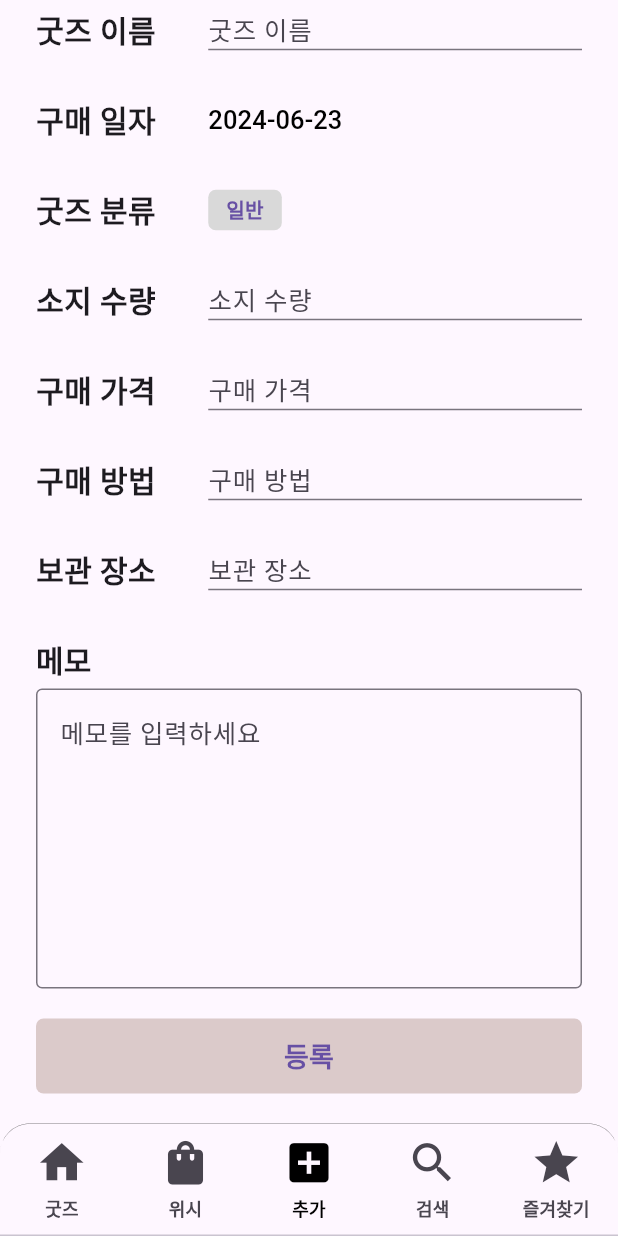
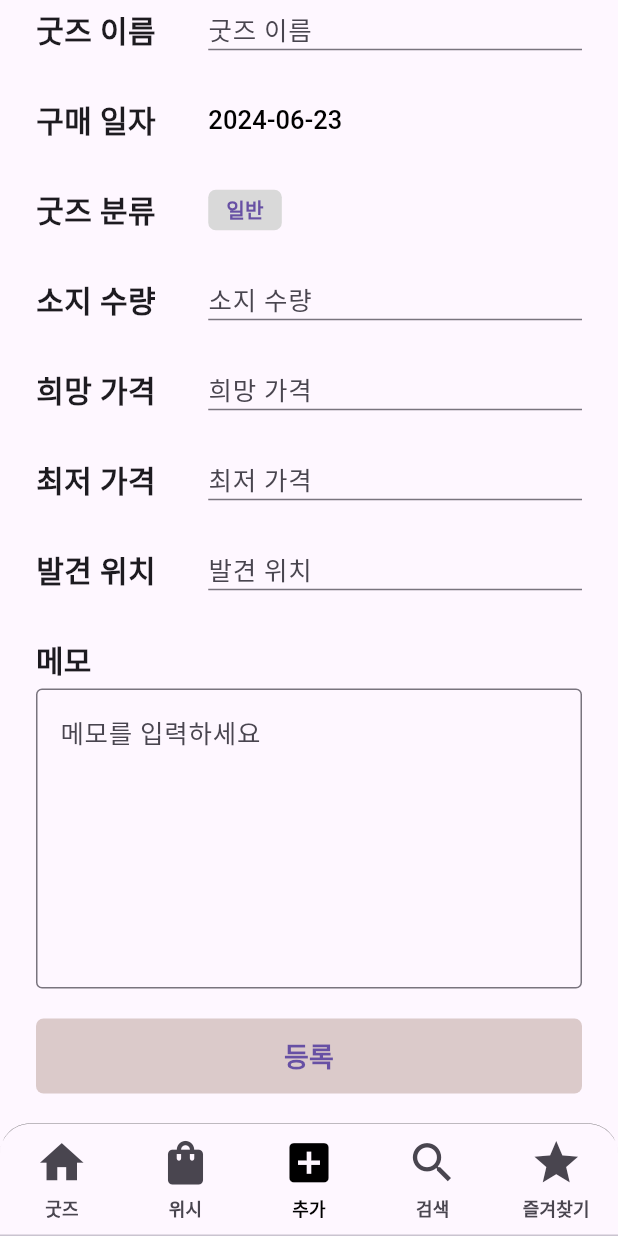
Before and after one commit to ParkGiraffe/goodwishes, a Flutter app: the screen it shows after launch, item 3 of the bottom bar chosen, scrolled down 537 dp, on a phone screen of 412 x 824 dp. Run offline on Flutter 3.47's test engine with Material 3 defaults, Android fonts, the phone set to English and light mode, and no system bars; our stand-ins replace hive, hive_flutter, image_picker; accounts and stored records are empty.

Commit message:
Feat: 위시 추가페이지 구현 중

```diff
--- a/lib/main.dart
+++ b/lib/main.dart
@@ -3,6 +3,7 @@ import 'package:flutter/services.dart';
 import 'package:goodwishes/Providers/category_model.dart';
 import 'package:goodwishes/Providers/goods_model.dart';
 import 'package:goodwishes/Providers/profile_model.dart';
+import 'package:goodwishes/Providers/wish_model.dart';
 import 'package:goodwishes/pages/add_goods_page.dart';
 import 'package:goodwishes/pages/favorite_page.dart';
 import 'package:goodwishes/pages/search_page.dart';
@@ -44,6 +45,9 @@ void main() async {
         ChangeNotifierProvider(
           create: (BuildContext context) => ProfiletProvider(),
         ),
+        ChangeNotifierProvider(
+          create: (BuildContext context) => WishListProvider(),
+        ),
       ],
       child: const MyApp(),
     ),
--- a/lib/pages/add_goods_page.dart
+++ b/lib/pages/add_goods_page.dart
@@ -1,6 +1,7 @@
 import 'package:flutter/material.dart';
 import 'package:goodwishes/constants/ui_numbers.dart';
 import 'package:goodwishes/widgets/add_goods_list.dart';
+import 'package:goodwishes/widgets/add_wish_list.dart';
 import 'package:goodwishes/widgets/top_with_profile.dart';
 
 class AddGoodsPage extends StatelessWidget {
@@ -26,7 +27,8 @@ class AddGoodsPage extends StatelessWidget {
           SizedBox(
             height: UIDefault.sizedBoxHeight,
           ),
-          AddGoodsList(),
+          // AddGoodsList(),
+          AddWishList(),
         ],
       ),
     );
--- /dev/null
+++ b/lib/widgets/add_wish_list.dart
@@ -0,0 +1,218 @@
+import 'dart:typed_data';
+
+import 'package:flutter/material.dart';
+import 'package:goodwishes/Providers/category_model.dart';
+import 'package:goodwishes/Providers/wish_model.dart';
+import 'package:goodwishes/pages/add_category_page.dart';
+import 'package:goodwishes/pages/submit_dialog.dart';
+import 'package:goodwishes/widgets/add_photo.dart';
+import 'package:goodwishes/widgets/add_wish_list_el.dart';
+import 'package:goodwishes/widgets/date_picker.dart';
+import 'package:goodwishes/widgets/memo_text_input.dart';
+import 'package:goodwishes/widgets/section_title.dart';
+import 'package:goodwishes/widgets/submit_button.dart';
+import 'package:goodwishes/widgets/tag.dart';
+import 'package:goodwishes/widgets/text_input.dart';
+import 'package:provider/provider.dart';
+
+class AddWishList extends StatefulWidget {
+  const AddWishList({
+    super.key,
+  });
+
+  @override
+  State<AddWishList> createState() => _AddWishListState();
+}
+
+class _AddWishListState extends State<AddWishList> {
+  final formKey = GlobalKey<FormState>();
+  Uint8List thumbnail = Uint8List.fromList([]);
+  String wishName = '';
+  String date =
+      "${DateTime.now().year.toString()}-${DateTime.now().month.toString().padLeft(2, '0')}-${DateTime.now().day.toString().padLeft(2, '0')}";
+  String category = '일반';
+  String location = '';
+  String memo = '';
+  String amount = '';
+  String wishPrice = '';
+  String rowPrice = '';
+  List<String> tagList = [];
+
+  @override
+  Widget build(BuildContext context) {
+    final categoryList = context.read<CategoryListProvider>();
+    final wishList = Provider.of<WishListProvider>(context);
+
+    Future<void> categoryButtonHandler(BuildContext context) async {
+      // final categoryList = context.read<CategoryListProvider>();
+      final pickedCategory = await Navigator.push(
+        context,
+        MaterialPageRoute(
+          builder: (context) =>
+              ChangeNotifierProvider<CategoryListProvider>.value(
+            value: categoryList,
+            builder: (context, child) {
+              // print(categoryList.categoryList);
+              return const AddCategoryPage();
+            },
+          ),
+        ),
+      );
+      if (!mounted) {
+        return;
+      }
+      setState(() {
+        category = pickedCategory;
+      });
+    }
+
+    return Form(
+      key: formKey,
+      child: Column(
+        children: [
+          AddPhoto(
+            onUpload: (val) {
+              thumbnail = val;
+            },
+          ),
+          Padding(
+            padding: const EdgeInsets.symmetric(horizontal: 24.0),
+            child: Column(
+              crossAxisAlignment: CrossAxisAlignment.start,
+              children: [
+                const SizedBox(
+                  height: 30,
+                ),
+                AddWishListEl(
+                  leftText: '굿즈 이름',
+                  rightWidget: TextInput(
+                    onSaved: (val) {
+                      wishName = val!;
+                    },
+                    hintText: '굿즈 이름',
+                  ),
+                ),
+                AddWishListEl(
+                  leftText: '구매 일자',
+                  rightWidget: DatePicker(
+                    callback: (DateTime newDate) {
+                      date =
+                          "${newDate.year.toString()}-${newDate.month.toString().padLeft(2, '0')}-${newDate.day.toString().padLeft(2, '0')}";
+                    },
+                  ),
+                ),
+                AddWishListEl(
+                  leftText: '굿즈 분류',
+                  rightWidget: Tag(
+                    tagName: category,
+                    onNavigate: categoryButtonHandler,
+                  ),
+                ),
+                // AddWishListEl(
+                //   leftText: '태그 설정',
+                //   rightWidget: Tag(
+                //     tagName: 'sample',
+                //     onNavigate: categoryButtonHandler,
+                //   ),
+                // ),
+                AddWishListEl(
+                  leftText: '소지 수량',
+                  rightWidget: TextInput(
+                    onSaved: (val) {
+                      amount = val!;
+                    },
+                    hintText: '소지 수량',
+                    keyboardType: TextInputType.number,
+                  ),
+                ),
+                AddWishListEl(
+                  leftText: '희망 가격',
+                  rightWidget: TextInput(
+                    onSaved: (val) {
+                      wishPrice = val!;
+                    },
+                    hintText: '희망 가격',
+                    keyboardType: TextInputType.number,
+                  ),
+                ),
+                AddWishListEl(
+                  leftText: '최저 가격',
+                  rightWidget: TextInput(
+                    onSaved: (val) {
+                      wishPrice = val!;
+                    },
+                    hintText: '최저 가격',
+                    keyboardType: TextInputType.number,
+                  ),
+                ),
+
+                AddWishListEl(
+                  leftText: '발견 위치',
+                  rightWidget: TextInput(
+                    onSaved: (val) {
+                      location = val!;
+                    },
+                    hintText: '발견 위치',
+                  ),
+                ),
+                const SizedBox(
+                  height: 10,
+                ),
+                const SectionTitle(titleText: '메모'),
+                const SizedBox(
+                  height: 5,
+                ),
+                MemoTextInput(
+                  onSaved: (val) {
+                    memo = val!;
+                  },
+                ),
+                const SizedBox(
+                  height: 20,
+                ),
+                TextButton(
+                  style: const ButtonStyle(
+                      padding: MaterialStatePropertyAll(EdgeInsets.zero)),
+                  onPressed: () {
+                    if (formKey.currentState!.validate()) {
+                      formKey.currentState!.save();
+
+                      String createdAt = DateTime.now().toString();
+                      Wish newWish = Wish(
+                        id: createdAt,
+                        thumbnail: thumbnail,
+                        wishName: wishName,
+                        date: date,
+                        category: category,
+                        location: location,
+                        memo: memo,
+                        amount: int.parse(amount),
+                        wishPrice: int.parse(wishPrice),
+                        rowPrice: int.parse(rowPrice),
+                        tagList: tagList,
+                      );
+                      // print(newWish.thumbnail);
+                      wishList.addWish(newWish);
+                      categoryList.upCountCategory(category);
+                      // context.read<wishListProvider>().addGoods(newWish);
+                      // print(wishList);
+                      showDialog(
+                          context: context,
+                          builder: (context) {
+                            return const SubmitDialog();
+                          });
+                    }
+                  },
+                  child: const SubmitButton(),
+                ),
+                const SizedBox(
+                  height: 20,
+                ),
+              ],
+            ),
+          ),
+        ],
+      ),
+    );
+  }
+}
--- /dev/null
+++ b/lib/widgets/add_wish_list_el.dart
@@ -0,0 +1,44 @@
+import 'package:flutter/material.dart';
+
+class AddWishListEl extends StatelessWidget {
+  final String leftText;
+  final Widget rightWidget;
+  const AddWishListEl({
+    super.key,
+    required this.leftText,
+    required this.rightWidget,
+  });
+
+  @override
+  Widget build(BuildContext context) {
+    return Padding(
+      padding: const EdgeInsets.symmetric(vertical: 10),
+      // height: 60,
+      child: Column(
+        mainAxisAlignment: MainAxisAlignment.center,
+        children: [
+          Row(
+            crossAxisAlignment: CrossAxisAlignment.center,
+            // mainAxisAlignment: MainAxisAlignment.center,
+            children: [
+              Text(
+                leftText,
+                style: const TextStyle(
+                  fontWeight: FontWeight.bold,
+                  fontSize: 20,
+                ),
+              ),
+              const SizedBox(
+                width: 35,
+              ),
+              rightWidget,
+            ],
+          ),
+          const SizedBox(
+            height: 10,
+          ),
+        ],
+      ),
+    );
+  }
+}
```
Also changed, not shown: lib/Providers/wish_model.g.dart (added).
